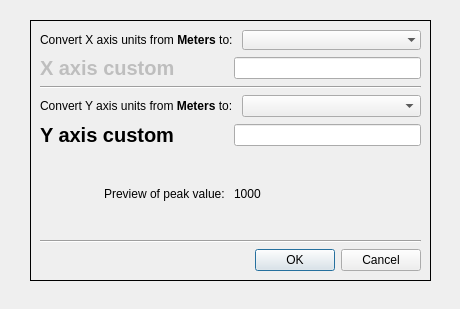
Above: specviz/plugins/unit_change/unit_change_dialog.ui from spacetelescope/specviz before the change. Below: the same form after it.
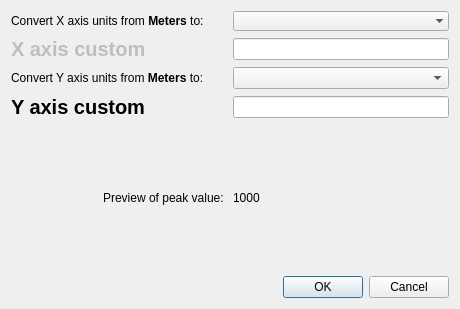
That is the form after the change.

Commit message: Include better fall backs for unit change

Patch:
```diff
--- a/specviz/plugins/unit_change/unit_change_dialog.ui
+++ b/specviz/plugins/unit_change/unit_change_dialog.ui
@@ -13,18 +13,6 @@
   <property name="windowTitle">
    <string>Dialog</string>
   </property>
-  <widget class="QFrame" name="verticalFrame">
-   <property name="geometry">
-    <rect>
-     <x>30</x>
-     <y>20</y>
-     <width>401</width>
-     <height>261</height>
-    </rect>
-   </property>
-   <property name="frameShape">
-    <enum>QFrame::Box</enum>
-   </property>
    <layout class="QVBoxLayout" name="verticalLayout">
     <item>
      <layout class="QHBoxLayout" name="horizontalLayout">
@@ -78,13 +66,6 @@
       </item>
      </layout>
     </item>
-    <item>
-     <widget class="Line" name="line">
-      <property name="orientation">
-       <enum>Qt::Horizontal</enum>
-      </property>
-     </widget>
-    </item>
     <item>
      <layout class="QHBoxLayout" name="horizontalLayout_5">
       <item>
@@ -147,13 +128,6 @@
       </item>
      </layout>
     </item>
-    <item>
-     <widget class="Line" name="line_2">
-      <property name="orientation">
-       <enum>Qt::Horizontal</enum>
-      </property>
-     </widget>
-    </item>
     <item>
      <widget class="QDialogButtonBox" name="buttonBox">
       <property name="orientation">
@@ -165,7 +139,6 @@
      </widget>
     </item>
    </layout>
-  </widget>
  </widget>
  <resources/>
  <connections/>
```
Lines whose indentation alone changed are shown as unchanged. The commit also changes 5 other files.
